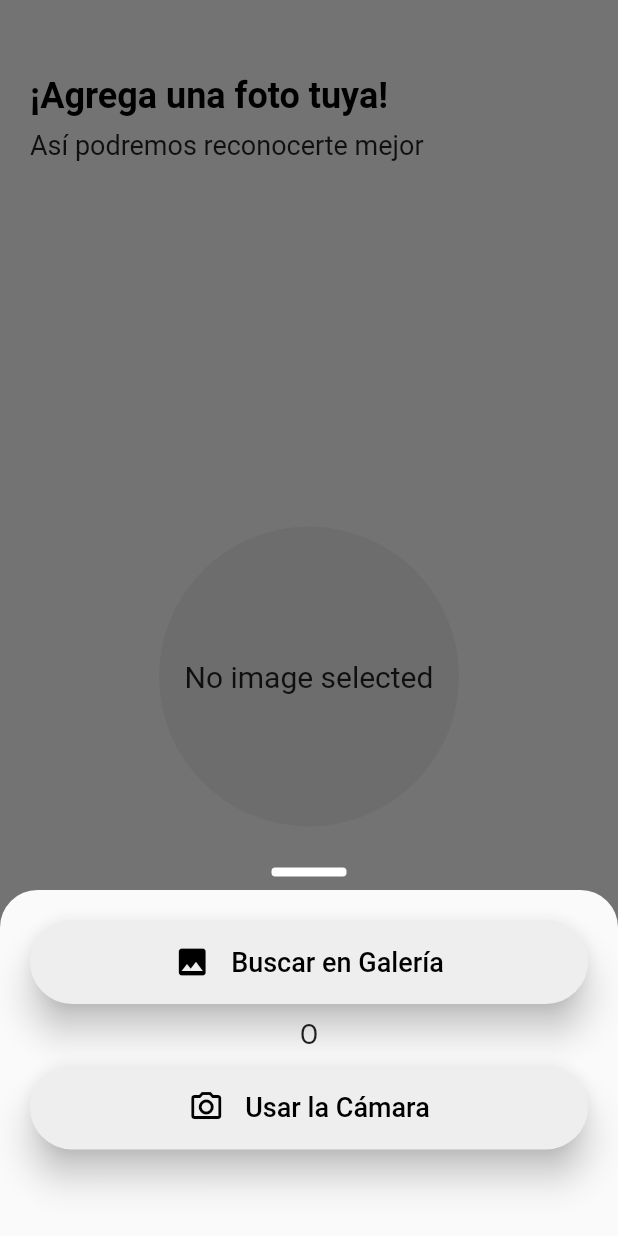
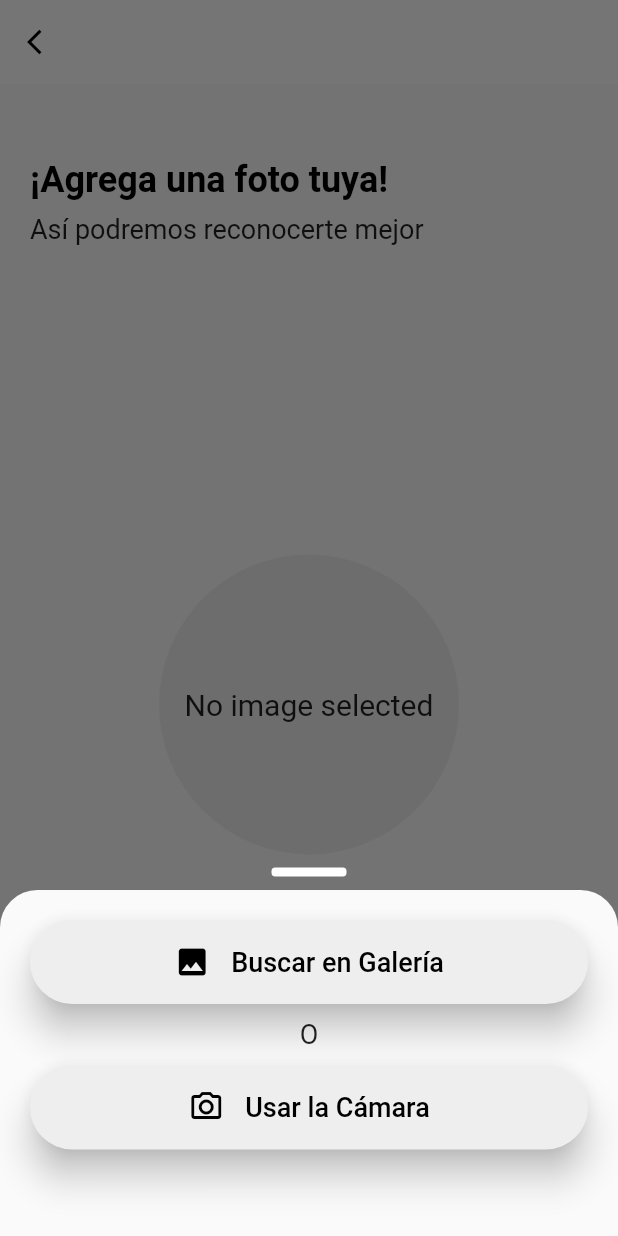
Before and after one commit to Avilanthony/NetgoRRHH, a Flutter app: the ImagenDePerfilPage screen opened directly, after a tap on "No image selected", on a phone screen of 412 x 824 dp. Run offline on Flutter 3.47's test engine with Material 2 defaults, Android fonts, the phone set to English and light mode, and no system bars; our stand-ins replace google_fonts, google_nav_bar, image_cropper, image_picker, line_awesome_flutter; missing offline and left inert: ticket_widget.

Commit message:
Inserción de pluggins para seleccionar y cortar imagen, adicionalmente se creó el botón para regresar al signup

```diff
--- a/lib/imagen_de_perfil.dart
+++ b/lib/imagen_de_perfil.dart
@@ -1,4 +1,9 @@
+// ignore_for_file: prefer_const_constructors, prefer_const_literals_to_create_immutables, use_build_context_synchronously
+import 'dart:io';
 import 'package:flutter/material.dart';
+import 'package:flutter/services.dart';
+import 'package:image_cropper/image_cropper.dart';
+import 'package:image_picker/image_picker.dart';
 import '../widgets/common_buttons.dart';
 import '../constants.dart';
 import '../screens/select_photo_options_screen.dart';
@@ -13,7 +18,51 @@ class ImagenDePerfilPage extends StatefulWidget {
   State<ImagenDePerfilPage> createState() => _ImagenDePerfilPage();
 }
 
+
 class _ImagenDePerfilPage extends State<ImagenDePerfilPage> {
+
+
+  File? _image;
+
+  Future _pickImage(ImageSource source) async {
+
+    try {
+
+      final image = await ImagePicker().pickImage(source: source);
+
+      if(image == null) return;
+
+      File? img= File(image.path);
+
+      img = await _cropImage(imageFile: img);
+
+      setState(() {
+
+        _image = img;
+        Navigator.of(context).pop();
+
+      });
+
+    } on PlatformException catch (e) {
+
+      print(e);
+      Navigator.of(context).pop();
+
+    }
+
+  }
+
+  Future<File?> _cropImage({required File imageFile}) async {
+
+    CroppedFile? croppedImage =
+    await ImageCropper().cropImage(sourcePath: imageFile.path);
+
+    if(croppedImage == null) return null;
+
+    return File(croppedImage.path);
+
+  }
+
   void _showSelectPhotoOptions(BuildContext context) {
     showModalBottomSheet(
       context: context,
@@ -31,7 +80,9 @@ class _ImagenDePerfilPage extends State<ImagenDePerfilPage> {
           builder: (context, scrollController) {
             return SingleChildScrollView(
               controller: scrollController,
-              child: const SelectPhotoOptionsScreen(),
+              child: SelectPhotoOptionsScreen(
+                onTap: _pickImage,
+              ),
             );
           }),
     );
@@ -40,6 +91,28 @@ class _ImagenDePerfilPage extends State<ImagenDePerfilPage> {
   @override
   Widget build(BuildContext context) {
     return Scaffold(
+
+      appBar: AppBar(
+
+        elevation: 0,
+        systemOverlayStyle: SystemUiOverlayStyle(statusBarBrightness: Brightness.light),
+        backgroundColor: Colors.white,
+
+        leading: IconButton(
+          onPressed: () {
+
+            Navigator.pop(
+              context
+            );
+
+          },
+
+          icon: Icon(Icons.arrow_back_ios, size: 20, color: Colors.black),
+
+        ),
+
+      ),
+
       body: SafeArea(
         child: Padding(
           padding:
@@ -90,11 +163,18 @@ class _ImagenDePerfilPage extends State<ImagenDePerfilPage> {
                             shape: BoxShape.circle,
                             color: Colors.grey.shade200,
                           ),
-                          child: const Center(
-                            child: Text(
-                              'No image selected',
-                              style: TextStyle(fontSize: 20),
-                            ),
+                          child: Center(
+                            child: _image == null
+                              ? const Text(
+                                'No image selected',
+                                style: TextStyle(fontSize: 20),
+                              )
+                              : CircleAvatar(
+
+                                backgroundImage: FileImage(_image!),
+                                radius: 200.0,
+
+                              ),
                           )),
                     ),
                   ),
--- a/lib/screens/select_photo_options_screen.dart
+++ b/lib/screens/select_photo_options_screen.dart
@@ -1,9 +1,14 @@
 import 'package:flutter/material.dart';
+import 'package:image_picker/image_picker.dart';
 import '/widgets/re_usable_select_photo_button.dart';
 
 class SelectPhotoOptionsScreen extends StatelessWidget {
+
+  final Function(ImageSource source) onTap;
+
   const SelectPhotoOptionsScreen({
     Key? key,
+    required this.onTap,
   }) : super(key: key);
 
   @override
@@ -32,7 +37,7 @@ class SelectPhotoOptionsScreen extends StatelessWidget {
           ),
           Column(children: [
             SelectPhoto(
-              onTap: () {},
+              onTap: () => onTap(ImageSource.gallery),
               icon: Icons.image,
               textLabel: 'Buscar en Galería',
             ),
@@ -49,7 +54,7 @@ class SelectPhotoOptionsScreen extends StatelessWidget {
               height: 10,
             ),
             SelectPhoto(
-              onTap: () {},
+              onTap: () => onTap(ImageSource.camera),
               icon: Icons.camera_alt_outlined,
               textLabel: 'Usar la Cámara',
             ),
```
Also changed, not shown: 2 other files.
